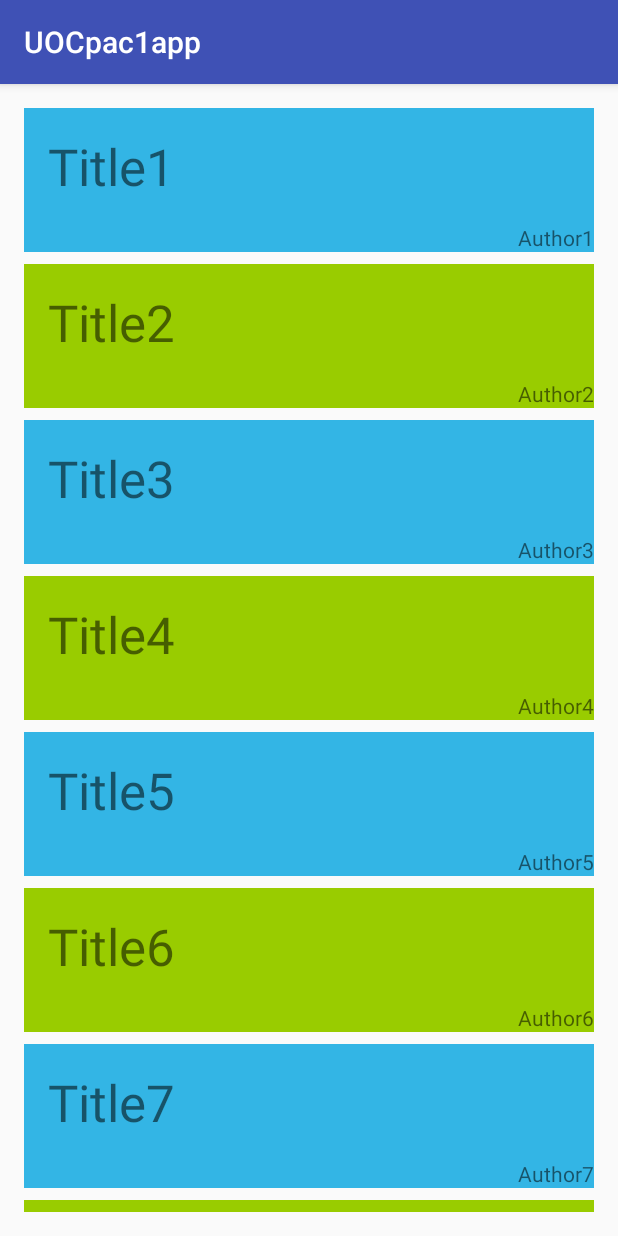
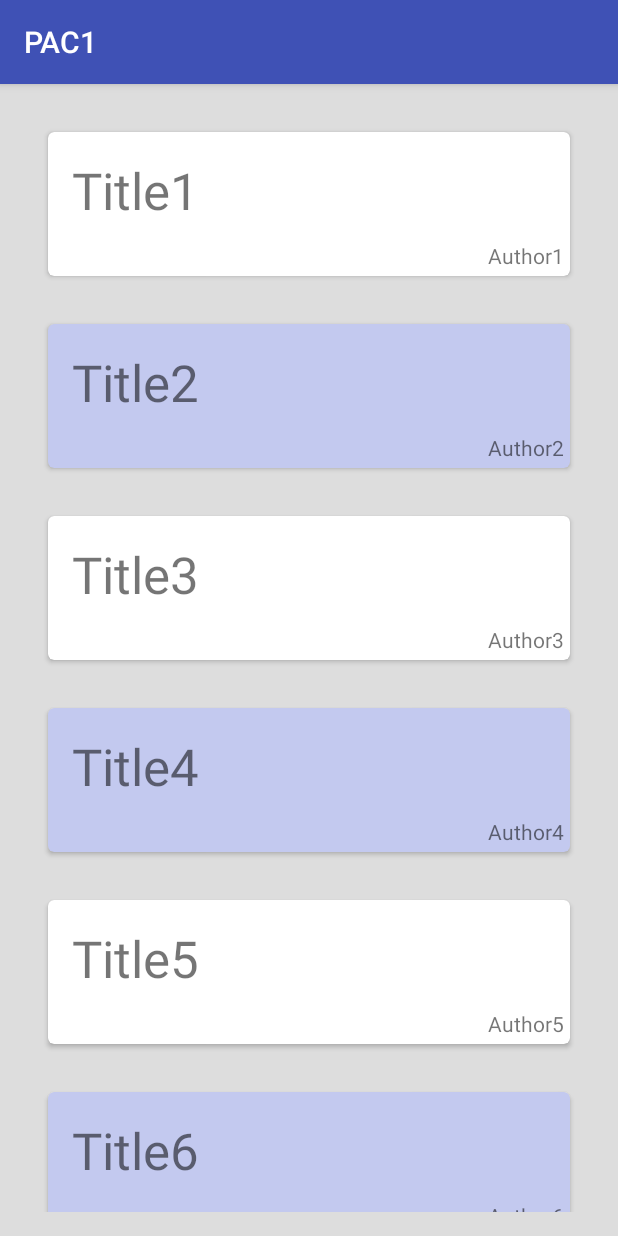
Before and after one commit to miqasals/UOC_And2_1_bookList, an Android app: the screen it shows after launch (BookListActivity), on a phone screen of 412 x 824 dp. Run offline under Robolectric (Android 15) with nearby library versions, the phone set to English and light mode, and no system bars.

Commit message:
EX3. Finalitzat.  - Pendent comentar el codi.  - Millorar layout de Activity Detalls

```diff
--- a/app/build.gradle
+++ b/app/build.gradle
@@ -27,4 +27,5 @@ dependencies {
     compile 'com.android.support:recyclerview-v7:24.2.1'
     compile 'com.squareup.picasso:picasso:2.5.2'
     testCompile 'junit:junit:4.12'
+    compile 'com.android.support:cardview-v7:24.2.1'
 }
--- a/app/src/main/java/com/uoc/miquel/uocpac1app/adapters/RecyclerAdapter.java
+++ b/app/src/main/java/com/uoc/miquel/uocpac1app/adapters/RecyclerAdapter.java
@@ -81,9 +81,7 @@ public class RecyclerAdapter extends RecyclerView.Adapter<RecyclerView.ViewHolde
 // ============ INICI CODI A COMPLETAR ===============
 // Guarda la posició actual a la vista del holder
 
-        //viewHolder.position = position;  //??????????????????????????? pa que??
-
-
+        viewHolder.position = position;  //??????????????????????????? pa que??
 
 // ============ FI CODI A COMPLETAR =================
         viewHolder.view.setOnClickListener( new View.OnClickListener() {
@@ -106,7 +104,6 @@ public class RecyclerAdapter extends RecyclerView.Adapter<RecyclerView.ViewHolde
                     manager.beginTransaction()
                             .replace(R.id.frag_book_detail,bookDetailFragment)
                             .commit();
-
 
 // ============ FI CODI A COMPLETAR =================
                 } else {
@@ -148,7 +145,7 @@ public class RecyclerAdapter extends RecyclerView.Adapter<RecyclerView.ViewHolde
         public View view;
         public TextView titol,autor;
         public BookContent.BookItem item;
-        //public int position;
+        public int position;
 
         public ViewHolderItem(View itemView) {
             super(itemView);
--- a/app/src/main/java/com/uoc/miquel/uocpac1app/fragments/BookDetailFragment.java
+++ b/app/src/main/java/com/uoc/miquel/uocpac1app/fragments/BookDetailFragment.java
@@ -40,12 +40,7 @@ public class BookDetailFragment extends Fragment {
         Bundle args = getArguments();
         if (args != null) {
             book = BookContent.ITEMS.get(args.getInt("position"));
-        }else{
-            //book = BookContent.ITEMS.get(0);
-
         }
-
-
     }
 
     @Override
--- a/app/src/main/res/layout/activity_book_list.xml
+++ b/app/src/main/res/layout/activity_book_list.xml
@@ -17,7 +17,8 @@
         android:scrollbars="vertical"
         android:layout_width="match_parent"
         android:layout_height="match_parent"
-        android:padding="16dp"/>
+        android:padding="16dp"
+        android:background="#dddddd" />
 
 
 </LinearLayout>
--- a/app/src/main/res/layout/book_item_even.xml
+++ b/app/src/main/res/layout/book_item_even.xml
@@ -1,14 +1,21 @@
 <?xml version="1.0" encoding="utf-8"?>
+<android.support.v7.widget.CardView
+    xmlns:android="http://schemas.android.com/apk/res/android"
+    xmlns:app="http://schemas.android.com/apk/res-auto"
+    android:layout_width="match_parent"
+    android:layout_height="96dp"
+    app:cardElevation="2dp"
+    app:cardBackgroundColor="#FFFFFF"
+    app:cardCornerRadius="4dp"
+    android:layout_margin="16dp" >
+
     <RelativeLayout
-    xmlns:android="http://schemas.android.com/apk/res/android"
         android:id="@+id/book_list_card"
         android:layout_width="match_parent"
         android:layout_height="96dp"
-    android:background="@android:color/holo_blue_light"
         android:layout_marginBottom="8dp">
 
         <TextView
-        android:text="Title even"
             android:layout_width="wrap_content"
             android:layout_height="wrap_content"
             android:layout_alignParentTop="true"
@@ -19,11 +26,13 @@
             android:id="@+id/book_item_title" />
 
         <TextView
-        android:text="author even"
             android:layout_width="wrap_content"
             android:layout_height="wrap_content"
             android:layout_alignParentBottom="true"
             android:layout_alignParentRight="true"
             android:layout_alignParentEnd="true"
-        android:id="@+id/book_item_autor" />
+            android:id="@+id/book_item_autor"
+            android:layout_margin="4dp" />
+
     </RelativeLayout>
+</android.support.v7.widget.CardView>
--- a/app/src/main/res/layout/book_item_odd.xml
+++ b/app/src/main/res/layout/book_item_odd.xml
@@ -1,11 +1,19 @@
 <?xml version="1.0" encoding="utf-8"?>
-<RelativeLayout
+<android.support.v7.widget.CardView
     xmlns:android="http://schemas.android.com/apk/res/android"
-    android:id="@+id/book_list_card"
+    xmlns:app="http://schemas.android.com/apk/res-auto"
     android:layout_width="match_parent"
     android:layout_height="96dp"
-    android:background="@android:color/holo_green_light"
-    android:layout_marginBottom="8dp">
+    app:cardElevation="2dp"
+    app:cardBackgroundColor="#C3C9EF"
+    app:cardCornerRadius="4dp"
+    android:layout_margin="16dp">
+
+    <RelativeLayout
+        android:id="@+id/book_list_card"
+        android:layout_width="match_parent"
+        android:layout_height="96dp"
+        android:layout_marginBottom="8dp">
 
     <TextView
         android:text="Title odd"
@@ -25,5 +33,7 @@
         android:layout_alignParentBottom="true"
         android:layout_alignParentRight="true"
         android:layout_alignParentEnd="true"
-        android:id="@+id/book_item_autor" />
-</RelativeLayout>
+        android:id="@+id/book_item_autor"
+        android:layout_margin="4dp" />
+    </RelativeLayout>
+</android.support.v7.widget.CardView>
```
Also changed, not shown: app/src/main/AndroidManifest.xml (+5 -3 lines), app/src/main/java/com/uoc/miquel/uocpac1app/activities/BookDetailActivity.java (+30 -0 lines), app/src/main/java/com/uoc/miquel/uocpac1app/model/BookContent.java (+0 -8 lines), app/src/main/res/layout/activity_book_detail.xml (+61 -2 lines), app/src/main/res/layout/fragment_book_detail.xml (+7 -3 lines). Lines whose indentation alone changed are shown as unchanged.
